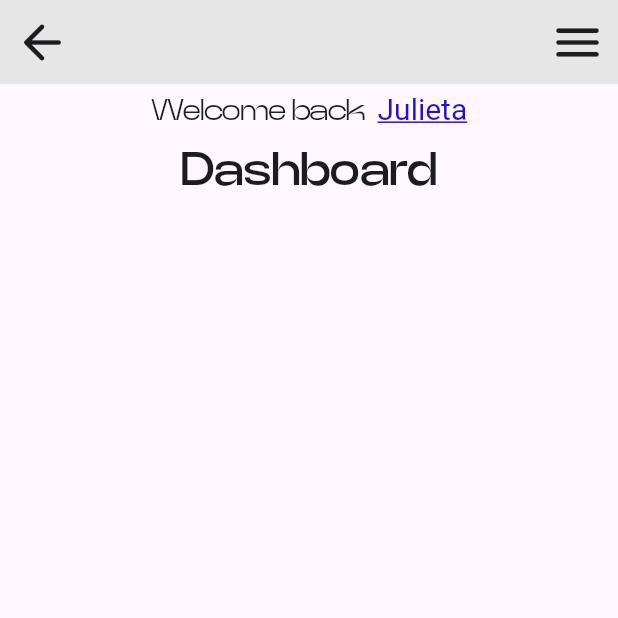
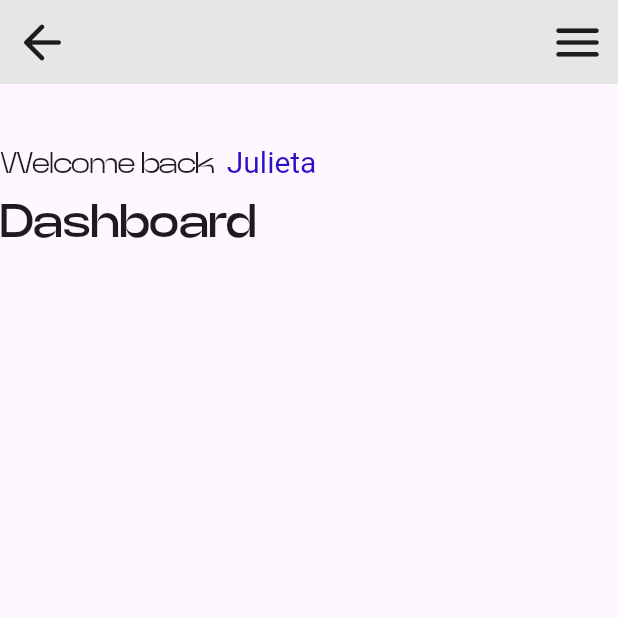
Before and after one commit to ju-lienz/login-app, a Flutter app: the screen it shows after launch, after a tap on "Login", on a phone screen of 412 x 824 dp, the top half of it. Run offline on Flutter 3.47's test engine with Material 2 defaults, Android fonts, the phone set to English and light mode, and no system bars.

Commit message:
Add conditional styling for hyperlink in main_text.dart

```diff
--- a/lib/screens/home.dart
+++ b/lib/screens/home.dart
@@ -35,11 +35,17 @@ class HomeScreen extends StatelessWidget {
         ),
         infoIconData: Icons.arrow_back_rounded,
       ),
-      body: const Center(
-        child: Column(children: [
-          SecondaryText(firstText: 'Welcome back  ', hyperlinkText: 'Julieta'),
+      body: const Column(
+        crossAxisAlignment: CrossAxisAlignment.start,
+        children: [
+          SizedBox(height: 35.0),
+          SecondaryText(
+            firstText: 'Welcome back  ',
+            hyperlinkText: 'Julieta',
+            isLinked: false,
+          ),
           MainText(text: 'Dashboard'),
-        ]),
+        ],
       ),
     );
   }
--- a/lib/screens/login.dart
+++ b/lib/screens/login.dart
@@ -28,10 +28,12 @@ class _BuildLoginScreenState extends State<BuildLoginScreen> {
               text: 'Login',
             ),
             const SecondaryText(
-                firstText: 'New in Julienz App?  ', // Primer fragmento de texto
-                hyperlinkText:
-                    'Create an acount', // Segundo fragmento de texto (hipervínculo)
-                fontSize: 18),
+              firstText: 'New in Julienz App?  ', // Primer fragmento de texto
+              hyperlinkText:
+                  'Create an acount', // Segundo fragmento de texto (hipervínculo)
+              fontSize: 18,
+              isLinked: true,
+            ),
             const SizedBox(height: 50.0),
             const InputField(
               hintText: 'Enter Email adress',
--- a/lib/widgets/secondary_text.dart
+++ b/lib/widgets/secondary_text.dart
@@ -6,6 +6,7 @@ class SecondaryText extends StatelessWidget {
   final String firstText; // Primer fragmento de texto
   final String hyperlinkText; // Segundo fragmento de texto (hipervínculo)
   final double fontSize; // Tamaño de fuente
+  final bool isLinked;
   // TODO añadir variable bool para agregar linea de hipervinculo
 
   const SecondaryText({
@@ -13,6 +14,7 @@ class SecondaryText extends StatelessWidget {
     required this.firstText,
     required this.hyperlinkText,
     this.fontSize = 20,
+    required this.isLinked,
   });
 
   @override
@@ -31,12 +33,16 @@ class SecondaryText extends StatelessWidget {
             TextSpan(text: firstText), // Primer fragmento de texto
             TextSpan(
               text: hyperlinkText, // Segundo fragmento de texto (hipervínculo)
-              style: const TextStyle(
-                decoration: TextDecoration.underline,
-                color: primaryColor, // Color del hipervínculo
-              ),
+              style: isLinked
+                  ? const TextStyle(
+                      decoration: TextDecoration.underline,
+                      color: primaryColor, // Color del hipervínculo
+                    )
+                  : const TextStyle(
+                      color: primaryColor, // Color del hipervínculo
+                    ),
               recognizer: TapGestureRecognizer()..onTap = () {},
-            )
+            ),
           ],
         ),
       ),
```
Also changed, not shown: lib/widgets/main_text.dart (+4 -3 lines).
